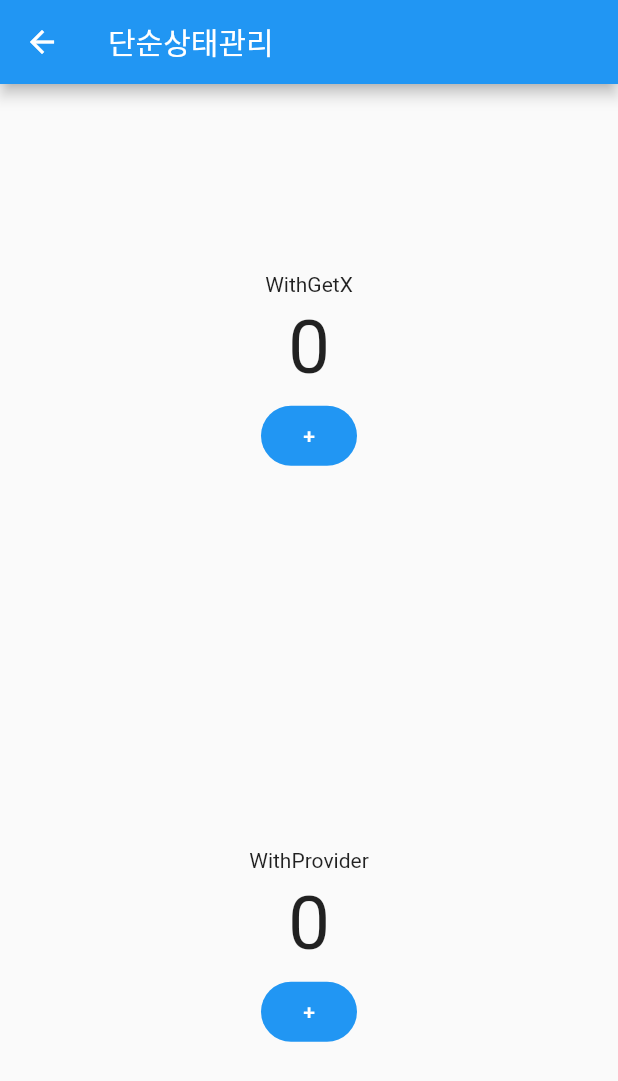
After one commit to StudioZERONE/study_flutter_04_getx, a Flutter app: the screen it shows after launch, after a tap on "단순상태관리", on a phone screen of 412 x 824 dp. The commit adds this screen. Shown: the top 1081 px of the screen. Run offline on Flutter 3.47's test engine with Material 2 defaults, Android fonts, the light colour scheme and no system bars; our stand-ins replace get.

Commit message:
GetX와 Provider 비교. 시작

```diff
--- a/lib/src/home.dart
+++ b/lib/src/home.dart
@@ -1,6 +1,7 @@
 import 'package:flutter/material.dart';
 import 'package:get/get.dart';
 import 'package:study_flutter_04_getx/src/pages/normal/first.dart';
+import 'package:study_flutter_04_getx/src/pages/simple_state_manage_page.dart';
 
 class Home extends StatelessWidget {
   const Home({super.key});
@@ -41,8 +42,10 @@ class Home extends StatelessWidget {
               height: 5,
             ),
             FilledButton(
-              onPressed: (() => const FirstPage()),
-              child: const Text("단순 상태관리"),
+              onPressed: () {
+                Get.to(() => const SimpleStateManagePage());
+              },
+              child: const Text("단순상태관리"),
             ),
             const SizedBox(
               height: 5,
--- /dev/null
+++ b/lib/src/pages/simple_state_manage_page.dart
@@ -0,0 +1,29 @@
+import 'package:flutter/material.dart';
+import 'package:study_flutter_04_getx/src/pages/state/with_getx.dart';
+import 'package:study_flutter_04_getx/src/pages/state/with_provider.dart';
+
+class SimpleStateManagePage extends StatelessWidget {
+  const SimpleStateManagePage({super.key});
+
+  @override
+  Widget build(BuildContext context) {
+    return Scaffold(
+      appBar: AppBar(
+        title: const Text('단순상태관리'),
+      ),
+      body: Center(
+        child: Column(
+          mainAxisAlignment: MainAxisAlignment.center,
+          children: const [
+            Expanded(
+              child: WithGetX(),
+            ),
+            Expanded(
+              child: WithProvider(),
+            ),
+          ],
+        ),
+      ),
+    );
+  }
+}
--- /dev/null
+++ b/lib/src/pages/state/with_getx.dart
@@ -0,0 +1,39 @@
+import 'package:flutter/material.dart';
+import 'package:get/get.dart';
+
+class WithGetX extends StatelessWidget {
+  const WithGetX({super.key});
+
+  @override
+  Widget build(BuildContext context) {
+    return Center(
+      child: Column(
+        mainAxisAlignment: MainAxisAlignment.center,
+        children: [
+          const Text("WithGetX"),
+          const SizedBox(
+            height: 5,
+          ),
+          const Text(
+            "0",
+            style: TextStyle(
+              fontSize: 50,
+            ),
+          ),
+          const SizedBox(
+            height: 5,
+          ),
+          FilledButton(
+            child: const Text('+'),
+            onPressed: () {
+              //Get.toNamed("/firstnamed", arguments: "ZERONE"); //arguments 전달
+              Get.toNamed(
+                "/firstnamed",
+              ); //arguments 전달
+            },
+          ),
+        ],
+      ),
+    );
+  }
+}
--- /dev/null
+++ b/lib/src/pages/state/with_provider.dart
@@ -0,0 +1,39 @@
+import 'package:flutter/material.dart';
+import 'package:get/get.dart';
+
+class WithProvider extends StatelessWidget {
+  const WithProvider({super.key});
+
+  @override
+  Widget build(BuildContext context) {
+    return Center(
+      child: Column(
+        mainAxisAlignment: MainAxisAlignment.center,
+        children: [
+          const Text("WithProvider"),
+          const SizedBox(
+            height: 5,
+          ),
+          const Text(
+            "0",
+            style: TextStyle(
+              fontSize: 50,
+            ),
+          ),
+          const SizedBox(
+            height: 5,
+          ),
+          FilledButton(
+            child: const Text('+'),
+            onPressed: () {
+              //Get.toNamed("/firstnamed", arguments: "ZERONE"); //arguments 전달
+              Get.toNamed(
+                "/firstnamed",
+              ); //arguments 전달
+            },
+          ),
+        ],
+      ),
+    );
+  }
+}
```
